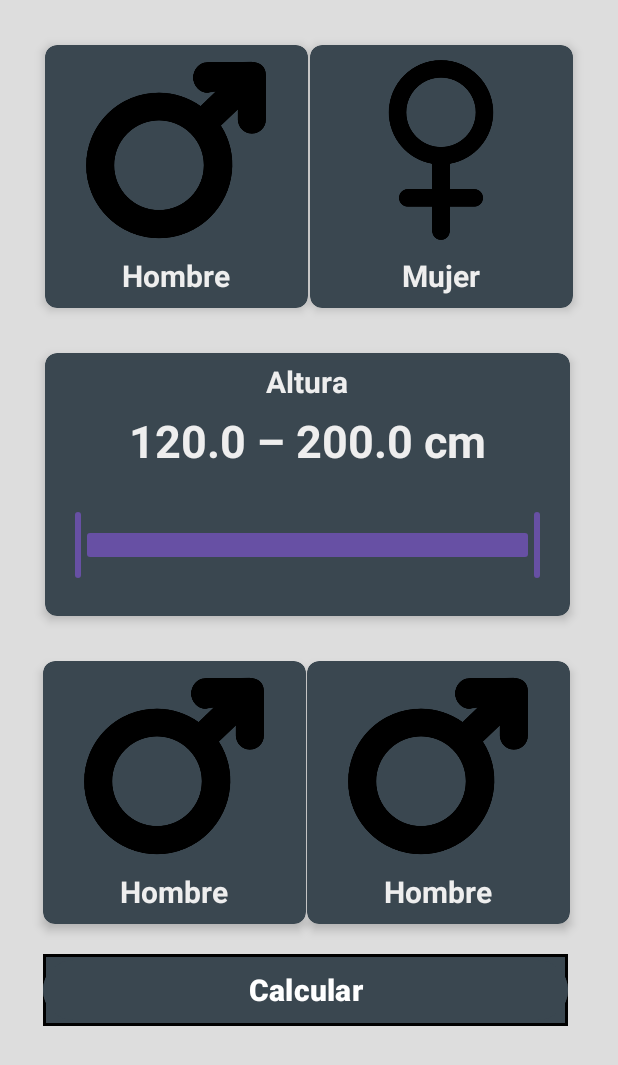
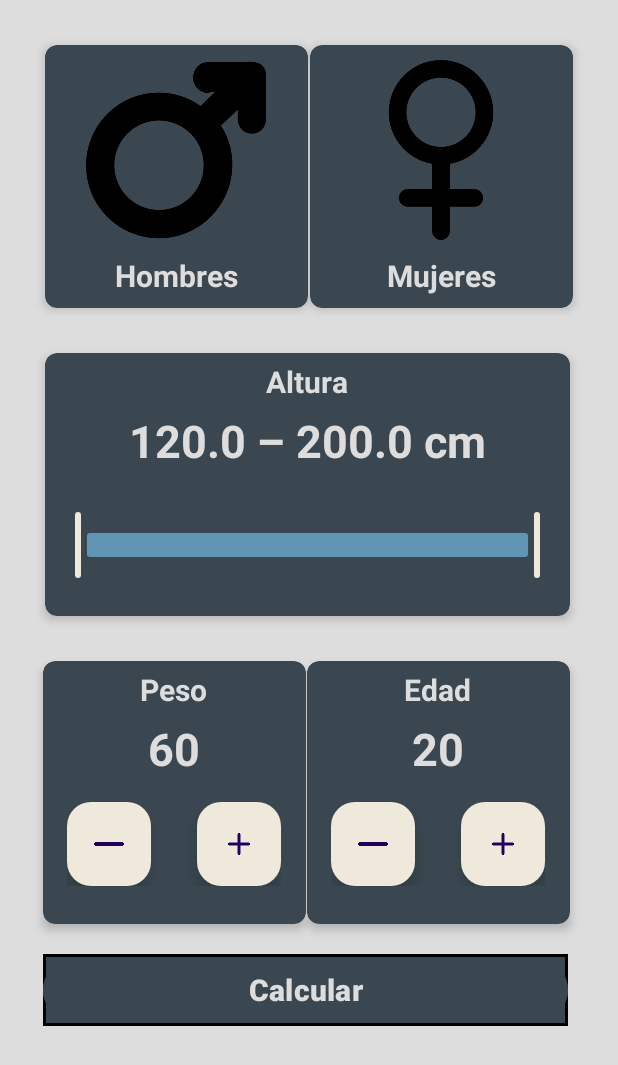
Before and after one commit to guillemulass/IMC_Calculadoras, an Android app: the screen it shows after launch (CalculadoraIMC), after a tap on "CalculadoraIMC", on a phone screen of 412 x 824 dp. Shown: the top 1065 px of the screen. Run offline under Robolectric (Android 15) with nearby library versions, the phone set to English and light mode, and no system bars.

```diff
--- a/app/src/main/java/com/gmulbat1301/imc_calculadoras/CalculadoraIMC.kt
+++ b/app/src/main/java/com/gmulbat1301/imc_calculadoras/CalculadoraIMC.kt
@@ -5,18 +5,27 @@ import android.os.Bundle
 import android.widget.Button
 import android.widget.TextView
 import android.widget.Toast
+import com.google.android.material.floatingactionbutton.FloatingActionButton
 import com.google.android.material.slider.RangeSlider
-import com.google.android.material.slider.Slider
 import java.text.DecimalFormat
 
 //el boton se ve to raro, hay q hacer lo d los kilos y la edad, hay q poner boton salir,terminar calcular,etc.
 class CalculadoraIMC : AppCompatActivity() {
 
-    lateinit var slider : RangeSlider
-    lateinit var txtCm : TextView
-    lateinit var btnCalc : Button
-    //var para probar btnCalc
-    var peso : Double = 60.0
+
+    private lateinit var btnSubsPeso : FloatingActionButton
+    private lateinit var btnAddPeso : FloatingActionButton
+    private lateinit var txtPeso : TextView
+    private lateinit var btnSubsEdad : FloatingActionButton
+    private lateinit var btnAddEdad : FloatingActionButton
+    private lateinit var txtEdad : TextView
+
+    private lateinit var slider : RangeSlider
+    private lateinit var txtCm : TextView
+    private lateinit var btnCalc : Button
+
+    private var textoPeso = 60
+    private var textoEdad = 20
 
     override fun onCreate(savedInstanceState: Bundle?) {
         super.onCreate(savedInstanceState)
@@ -24,37 +33,79 @@ class CalculadoraIMC : AppCompatActivity() {
 
         initComponents()
         initListeners()
-        updatetxtCm()
     }
-    fun initComponents(){
-        slider = findViewById<RangeSlider>(R.id.slider)
+    private fun initComponents(){
+        slider = findViewById(R.id.slider)
         slider.valueFrom=120f
         slider.valueTo=200f
         slider.values = listOf(120f,200f)
 
-        txtCm = findViewById<TextView>(R.id.stringcm)
+        txtCm = findViewById(R.id.stringcm)
+        txtPeso = findViewById(R.id.stringpeso)
+        txtEdad = findViewById(R.id.stringedad)
+
         btnCalc= findViewById(R.id.btn_Calc)
+
+
+        btnAddPeso = (findViewById(R.id.sumar_peso))
+        btnSubsPeso = (findViewById(R.id.restar_peso))
+        btnAddEdad = (findViewById(R.id.sumar_edad))
+        btnSubsEdad = (findViewById(R.id.restar_edad))
     }
 
-    fun initListeners( ){
+    private fun initListeners( ){
         btnCalc.setOnClickListener {
             btnCalc()
         }
+        updatetxtCm()
+
+        btnAddPeso.setOnClickListener{ updatetxtPeso("+") }
+        btnSubsPeso.setOnClickListener{ updatetxtPeso("-") }
+        btnAddEdad.setOnClickListener{ updatetxtEdad("+") }
+        btnSubsEdad.setOnClickListener{ updatetxtEdad("-") }
+
     }
 
-    fun updatetxtCm() {
-        //esto g puede mete en un listener en vd
+    private fun updatetxtCm() {
         slider.addOnChangeListener { slider,value,fromUser ->
-            val valueText = String.format("%.1f - %.1f cm", slider.values[0], slider.values[1],)
+            val valueText = String.format("%.1f - %.1f cm", slider.values[0], slider.values[1])
             txtCm.text = valueText
         }
     }
 
+    private fun updatetxtPeso(op : String){
+        when (op){
+            "+"-> {
+                    textoPeso += 1
+            }
+            "-"-> {
+                if (textoPeso>0){
+                    textoPeso -= 1
+                }
+            }
+        }
+        txtPeso.text = textoPeso.toString()
+    }
+
+    private fun updatetxtEdad(op : String){
+        when (op){
+            "+"-> {
+                    textoEdad += 1
+            }
+            "-"-> {
+                if (textoEdad>0) {
+                    textoEdad -= 1
+                }
+            }
+        }
+        txtEdad.text = textoEdad.toString()
+    }
+
     fun btnCalc() {
         val alturamedia = ((slider.values[0]/100) + (slider.values[1] /100))/2
-        val IMC = (peso / (alturamedia*alturamedia))
+        val IMC = (textoPeso / (alturamedia*alturamedia))
         val df = DecimalFormat("#.##")
-        var IMCaMostrar = df.format(IMC)
+        val IMCaMostrar = df.format(IMC)
         Toast.makeText(this, IMCaMostrar,Toast.LENGTH_LONG).show()
     }
 }
--- a/app/src/main/java/com/gmulbat1301/imc_calculadoras/MainActivity.kt
+++ b/app/src/main/java/com/gmulbat1301/imc_calculadoras/MainActivity.kt
@@ -8,15 +8,13 @@ import android.widget.Button
 class MainActivity : AppCompatActivity() {
 
     private lateinit var btnList : ArrayList<Button>
+    private lateinit var btnSalir : Button
 
-    lateinit var btnSalir : Button
     private val activityClasses = listOf(
         CalculadoraGuille::class.java,
         CalculadoraAlvaro::class.java,
         CalculadoraIMC::class.java
     )
-
-
 
     override fun onCreate(savedInstanceState: Bundle?) {
         super.onCreate(savedInstanceState)
--- a/app/src/main/res/layout/activity_calculadora_alvaro.xml
+++ b/app/src/main/res/layout/activity_calculadora_alvaro.xml
@@ -6,4 +6,6 @@
     android:layout_height="match_parent"
     tools:context=".CalculadoraAlvaro">
 
+
+
 </androidx.constraintlayout.widget.ConstraintLayout>
--- a/app/src/main/res/layout/activity_calculadora_imc.xml
+++ b/app/src/main/res/layout/activity_calculadora_imc.xml
@@ -4,7 +4,7 @@
     xmlns:tools="http://schemas.android.com/tools"
     android:layout_width="match_parent"
     android:layout_height="match_parent"
-    android:background="#dddddd"
+    android:background="@color/background_text"
     tools:context=".CalculadoraIMC">
 
 
@@ -15,7 +15,7 @@
         android:layout_marginStart="30dp"
         android:layout_marginTop="30dp"
         android:layout_marginEnd="30dp"
-        android:backgroundTint="#3A4750"
+        android:backgroundTint="@color/Teal"
         app:cardCornerRadius="8dp"
         app:cardElevation="4dp"
         app:layout_constraintStart_toStartOf="parent"
@@ -47,7 +47,7 @@
                 android:layout_marginTop="140dp"
                 android:text="@string/hombres"
                 android:textStyle="bold"
-                android:textColor="#EEEEEE"
+                android:textColor="@color/background_text"
                 android:textSize="20sp"/>
         </LinearLayout>
 
@@ -61,7 +61,7 @@
         android:layout_marginEnd="30dp"
         app:cardCornerRadius="8dp"
         app:cardElevation="4dp"
-        android:backgroundTint="#3A4750"
+        android:backgroundTint="@color/Teal"
         app:layout_constraintEnd_toEndOf="parent"
         app:layout_constraintTop_toTopOf="parent">
 
@@ -91,7 +91,7 @@
             android:layout_marginTop="140dp"
             android:text="@string/mujeres"
             android:textStyle="bold"
-            android:textColor="#EEEEEE"
+            android:textColor="@color/background_text"
             android:textSize="20sp"/>
     </LinearLayout>
 
@@ -106,7 +106,7 @@
         android:layout_marginEnd="30dp"
         app:cardCornerRadius="8dp"
         app:cardElevation="4dp"
-        android:backgroundTint="#3A4750"
+        android:backgroundTint="@color/Teal"
         app:layout_constraintTop_toBottomOf="@+id/cardview1"
         app:layout_constraintStart_toStartOf="@id/cardview1">
         <LinearLayout
@@ -120,7 +120,7 @@
                 android:layout_height="wrap_content"
                 android:text="@string/altura"
                 android:textStyle="bold"
-                android:textColor="#EEEEEE"
+                android:textColor="@color/background_text"
                 android:textSize="20sp"
                 android:layout_gravity="center_horizontal"
                 android:layout_marginTop="5dp"/>
@@ -131,7 +131,7 @@
                 android:layout_height="wrap_content"
                 android:text="@string/_120_0_200_0"
                 android:textStyle="bold"
-                android:textColor="#EEEEEE"
+                android:textColor="@color/background_text"
                 android:textSize="30sp"
                 android:layout_gravity="center_horizontal"
                 android:layout_marginTop="5dp"
@@ -143,7 +143,11 @@
                 android:layout_width="wrap_content"
                 android:layout_height="wrap_content"
                 android:layout_marginTop="25dp"
-                tools:ignore="SpeakableTextPresentCheck" />
+                tools:ignore="SpeakableTextPresentCheck"
+                app:thumbColor="#EEE9DA"
+                app:trackColorActive="#6096B4"
+                app:trackColorInactive="#BDCDD6"
+                />
         </LinearLayout>
     </androidx.cardview.widget.CardView>
 
@@ -151,7 +155,7 @@
         android:id="@+id/cardview4"
         android:layout_width="175dp"
         android:layout_height="175dp"
-        android:backgroundTint="#3A4750"
+        android:backgroundTint="@color/Teal"
         android:layout_marginTop="30dp"
         android:layout_marginStart="-1dp"
         app:cardCornerRadius="8dp"
@@ -161,43 +165,68 @@
         >
 
         <LinearLayout
-            android:layout_width="match_parent"
-            android:layout_height="match_parent"
-            android:gravity="center_horizontal">
+            android:layout_width="wrap_content"
+            android:layout_height="wrap_content"
+            android:layout_gravity="center_horizontal"
+            android:orientation="vertical">
 
-            <ImageView
-                android:layout_width="120dp"
-                android:layout_height="120dp"
-                android:layout_marginTop="10dp"
-                android:src="@drawable/signomasc"
-                android:contentDescription="@string/hombres" />
+            <TextView
+                android:layout_width="wrap_content"
+                android:layout_height="wrap_content"
+                android:text="@string/peso"
+                android:textStyle="bold"
+                android:textColor="@color/background_text"
+                android:textSize="20sp"
+                android:layout_gravity="center_horizontal"
+                android:layout_marginTop="5dp"/>
+
+            <TextView
+                android:id="@+id/stringpeso"
+                android:layout_width="wrap_content"
+                android:layout_height="wrap_content"
+                android:text="@string/valor_peso"
+                android:textStyle="bold"
+                android:textColor="@color/background_text"
+                android:textSize="30sp"
+                android:layout_gravity="center_horizontal"
+                android:layout_marginTop="5dp" />
+
+            <LinearLayout
+                android:layout_width="wrap_content"
+                android:layout_height="wrap_content"
+                android:layout_gravity="center_horizontal"
+                android:layout_marginTop="15dp">
+
+                <com.google.android.material.floatingactionbutton.FloatingActionButton
+                    android:id="@+id/restar_peso"
+                    android:layout_width="wrap_content"
+                    android:layout_height="wrap_content"
+                    app:srcCompat="@drawable/ic_remove"
+                    app:backgroundTint="#EEE9DA"
+                    android:layout_marginEnd="15dp" />
+
+                <com.google.android.material.floatingactionbutton.FloatingActionButton
+                    android:id="@+id/sumar_peso"
+                    android:layout_width="wrap_content"
+                    android:layout_height="wrap_content"
+                    app:srcCompat="@drawable/ic_add"
+                    app:backgroundTint="#EEE9DA"
+                    android:layout_marginStart="15dp" />
+
+
+            </LinearLayout>
+
 
 
         </LinearLayout>
 
-        <LinearLayout
-            android:layout_width="match_parent"
-            android:layout_height="match_parent"
-            android:gravity="center_horizontal">
-
-            <TextView
-                android:layout_width="wrap_content"
-                android:layout_height="wrap_content"
-                android:layout_marginTop="140dp"
-                android:text="@string/hombres"
-                android:textStyle="bold"
-                android:textColor="#EEEEEE"
-                android:textSize="20sp"/>
-        </LinearLayout>
-
     </androidx.cardview.widget.CardView>
-
 
     <androidx.cardview.widget.CardView
         android:id="@+id/cardview5"
         android:layout_width="175dp"
         android:layout_height="175dp"
-        android:backgroundTint="#3A4750"
+        android:backgroundTint="@color/Teal"
         android:layout_marginTop="30dp"
         app:cardCornerRadius="8dp"
         app:cardElevation="4dp"
@@ -206,36 +235,62 @@
         >
 
         <LinearLayout
-            android:layout_width="match_parent"
-            android:layout_height="match_parent"
-            android:gravity="center_horizontal">
-
-            <ImageView
-                android:layout_width="120dp"
-                android:layout_height="120dp"
-                android:layout_marginTop="10dp"
-                android:src="@drawable/signomasc"
-                android:contentDescription="@string/hombres" />
-
-
-        </LinearLayout>
-
-        <LinearLayout
-            android:layout_width="match_parent"
-            android:layout_height="match_parent"
-            android:gravity="center_horizontal">
+            android:layout_width="wrap_content"
+            android:layout_height="wrap_content"
+            android:layout_gravity="center_horizontal"
+            android:orientation="vertical">
 
             <TextView
                 android:layout_width="wrap_content"
                 android:layout_height="wrap_content"
-                android:layout_marginTop="140dp"
-                android:text="@string/hombres"
+                android:text="@string/edad"
                 android:textStyle="bold"
-                android:textColor="#EEEEEE"
-                android:textSize="20sp"/>
+                android:textColor="@color/background_text"
+                android:textSize="20sp"
+                android:layout_gravity="center_horizontal"
+                android:layout_marginTop="5dp"/>
+
+            <TextView
+                android:id="@+id/stringedad"
+                android:layout_width="wrap_content"
+                android:layout_height="wrap_content"
+                android:text="@string/valor_altura"
+                android:textStyle="bold"
+                android:textColor="@color/background_text"
+                android:textSize="30sp"
+                android:layout_gravity="center_horizontal"
+                android:layout_marginTop="5dp" />
+
+            <LinearLayout
+                android:layout_width="wrap_content"
+                android:layout_height="wrap_content"
+                android:layout_gravity="center_horizontal"
+                android:layout_marginTop="15dp">
+
+                <com.google.android.material.floatingactionbutton.FloatingActionButton
+                    android:id="@+id/restar_edad"
+                    android:layout_width="wrap_content"
+                    android:layout_height="wrap_content"
+                    app:srcCompat="@drawable/ic_remove"
+                    app:backgroundTint="#EEE9DA"
+                    android:layout_marginEnd="15dp"
+                    />
+
+                <com.google.android.material.floatingactionbutton.FloatingActionButton
+                    android:id="@+id/sumar_edad"
+                    android:layout_width="wrap_content"
+                    android:layout_height="wrap_content"
+                    app:srcCompat="@drawable/ic_add"
+                    app:backgroundTint="#EEE9DA"
+                    android:layout_marginStart="15dp"
+                    />
+
+
+            </LinearLayout>
         </LinearLayout>
 
     </androidx.cardview.widget.CardView>
+
     <androidx.constraintlayout.widget.ConstraintLayout
         android:id="@+id/layoutBtnCalc"
         android:layout_width="wrap_content"
@@ -253,14 +308,10 @@
             android:text="@string/calcular"
             android:textSize="20sp"
             android:textStyle="bold"
-            android:backgroundTint="#3A4750"
+            android:textColor="@color/background_text"
+            android:backgroundTint="@color/Teal"
             tools:ignore="MissingConstraints" />
-
-
-
 
     </androidx.constraintlayout.widget.ConstraintLayout>
 
-
-
 </androidx.constraintlayout.widget.ConstraintLayout>
--- a/app/src/main/res/values/colors.xml
+++ b/app/src/main/res/values/colors.xml
@@ -1,6 +1,7 @@
 <?xml version="1.0" encoding="utf-8"?>
 <resources>
-    <color name="black">#FF000000</color>
-    <color name="white">#FFFFFFFF</color>
     <color name="colorRangeSlider">#FFFFFFFF</color>
+    <color name="background_text">#DDDDDD</color>
+    <color name="red">#D72323</color>
+    <color name="Teal">#3A4750</color>
 </resources>
--- a/app/src/main/res/values/strings.xml
+++ b/app/src/main/res/values/strings.xml
@@ -4,10 +4,16 @@
     <string name="calculadoraimc">CalculadoraIMC</string>
     <string name="calculadoraalvaro">CalculadoraAlvaro</string>
     <string name="salir">Salir</string>
-    <string name="hombres">Hombre</string>
-    <string name="mujeres">Mujer</string>
-    <string name="signomujer">SignoMujer</string>
+    <string name="hombres">Hombres</string>
+    <string name="mujeres">Mujeres</string>
     <string name="altura">Altura</string>
     <string name="_120_0_200_0">120.0 – 200.0 cm</string>
+    <string name="signomujer">SignoMujer</string>
     <string name="calcular">Calcular</string>
+    <string name="peso">Peso</string>
+    <string name="valor_peso">60</string>
+    <string name="signo_sumar_botones">+</string>
+    <string name="signo_restar_botones">-</string>
+    <string name="valor_altura">20</string>
+    <string name="edad">Edad</string>
 </resources>
```
Also changed, not shown: app/src/main/java/com/gmulbat1301/imc_calculadoras/CalculadoraGuille.kt (+6 -1 lines), app/src/main/res/layout/activity_calculadora_guille.xml (+7 -0 lines), app/src/main/res/layout/activity_main.xml (+61 -15 lines), app/src/main/res/drawable/ic_add.png (added), app/src/main/res/drawable/ic_remove.png (added).
